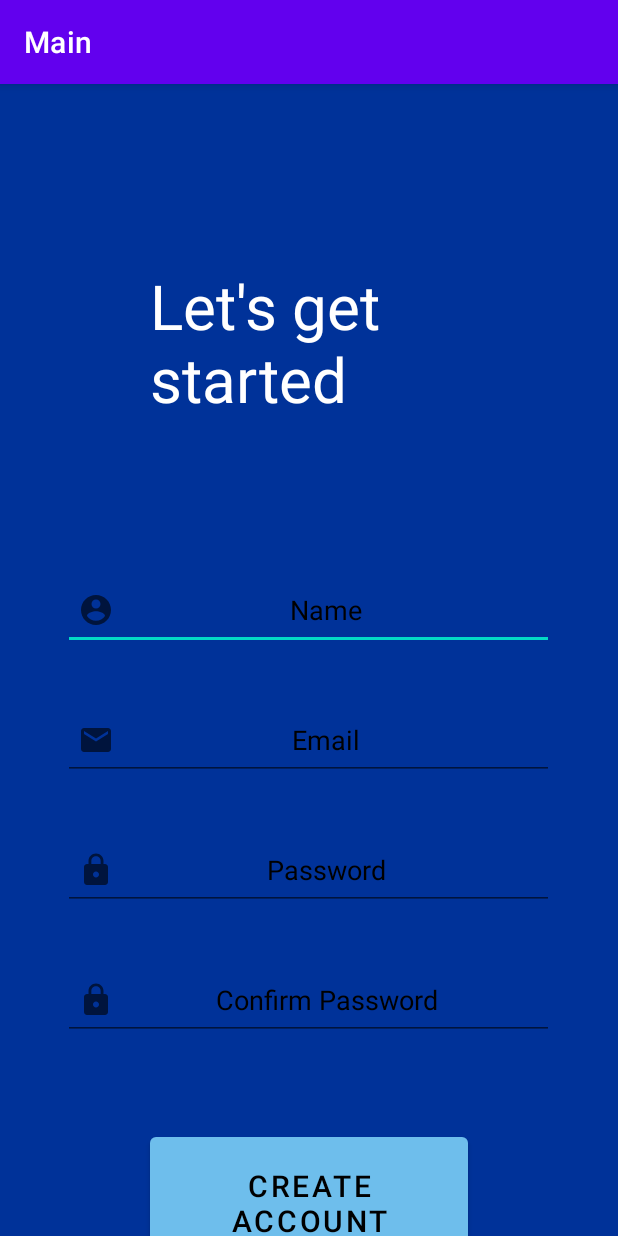
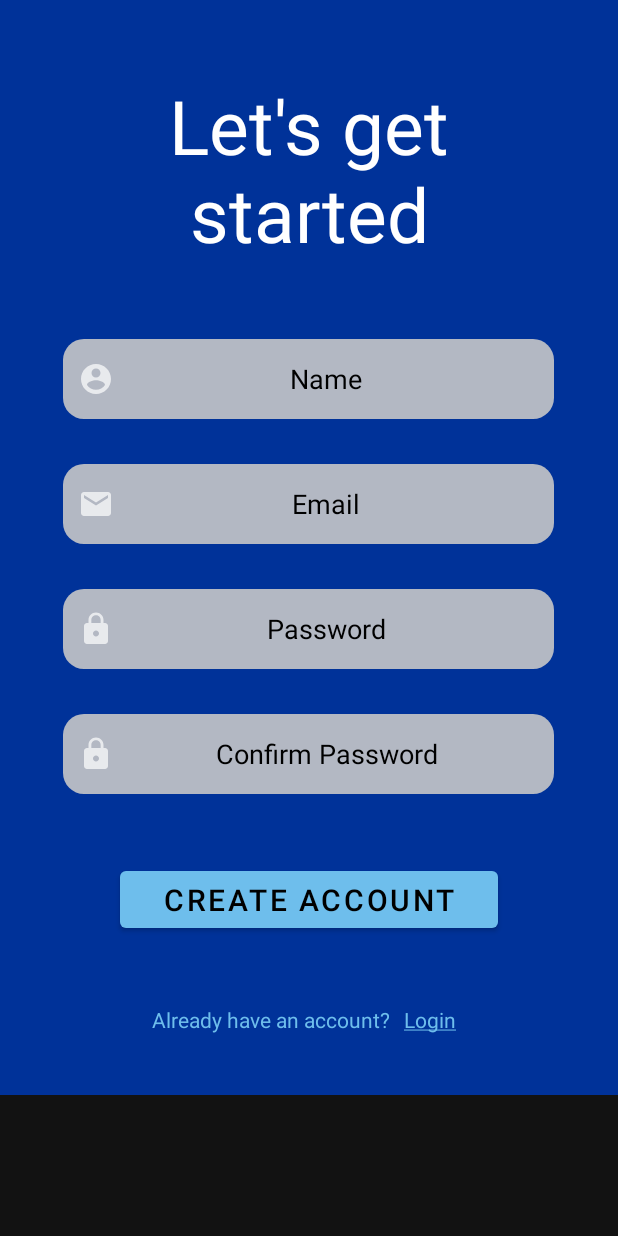
Before and after one commit to phupfoem/Kid-friendlyThingTranslator, an Android app: the SignupActivity screen opened directly, with no data from a screen before it, on a phone screen of 412 x 824 dp. Run offline under Robolectric (Android 15) with nearby library versions, the phone set to English and light mode, and no system bars.

Commit message:
Basic Login Signup Frontend

```diff
--- a/App/src/main/AndroidManifest.xml
+++ b/App/src/main/AndroidManifest.xml
@@ -1,7 +1,6 @@
 <?xml version="1.0" encoding="utf-8"?>
 <manifest xmlns:android="http://schemas.android.com/apk/res/android"
     package="com.example.main">
-
     <application
         android:allowBackup="true"
         android:icon="@mipmap/ic_launcher"
@@ -9,8 +8,14 @@
         android:roundIcon="@mipmap/ic_launcher_round"
         android:supportsRtl="true"
         android:theme="@style/Theme.Main">
-        <activity android:name=".SignupActivity"></activity>
-        <activity android:name=".LoginActivity" />
+        <activity
+            android:name=".SignupActivity"
+            android:label="@string/title_activity_sign_up"
+            android:theme="@style/Theme.MaterialComponents.NoActionBar" />
+        <activity
+            android:name=".LoginActivity"
+            android:label="@string/app_name"
+            android:theme="@style/Theme.MaterialComponents.NoActionBar"/>
         <activity
             android:name=".Camera"
             android:theme="@style/Theme.MaterialComponents.NoActionBar" />
@@ -19,7 +24,6 @@
             android:theme="@style/Theme.MaterialComponents.NoActionBar">
             <intent-filter>
                 <action android:name="android.intent.action.MAIN" />
-
                 <category android:name="android.intent.category.LAUNCHER" />
             </intent-filter>
         </activity>
--- a/App/src/main/java/com/example/main/LoginActivity.java
+++ b/App/src/main/java/com/example/main/LoginActivity.java
@@ -1,14 +1,55 @@
 package com.example.main;
 
+import android.content.Intent;
 import android.os.Bundle;
+import android.view.View;
+import android.widget.Button;
+import android.widget.EditText;
+import android.widget.Toast;
 
 import androidx.appcompat.app.AppCompatActivity;
 
 public class LoginActivity extends AppCompatActivity {
+    private EditText Name;
+    private EditText Password;
+    private Button Login, Signup;
 
     @Override
     protected void onCreate(Bundle savedInstanceState) {
         super.onCreate(savedInstanceState);
         setContentView(R.layout.activity_login);
+        //setText
+        Login =(Button) findViewById(R.id.login);
+        Login.setText("LOG IN");
+
+        Signup = (Button) findViewById(R.id.signup);
+        Signup.setText("SIGN UP");
+
+        Name = (EditText) findViewById(R.id.username);
+        Password = (EditText) findViewById(R.id.password);
+
+        Login.setOnClickListener(new View.OnClickListener() {
+            @Override
+            public void onClick(View v) {
+                //edit this
+                if(Name.getText().toString().equals("admin") && Password.getText().toString().equals("admin")){
+                    Intent intent = new Intent(LoginActivity.this, MainActivity.class);
+                    startActivity(intent);
+                } else{
+                    Toast.makeText(getApplicationContext(),"Invalid email or password", Toast.LENGTH_SHORT).show();
+                }
+            }
+
+        });
+        Signup.setOnClickListener(new View.OnClickListener() {
+            @Override
+            public void onClick(View v) {
+                Intent intent = new Intent(LoginActivity.this, SignupActivity.class);
+                startActivity(intent);
+            }
+        });
+
     }
+
+
 }
--- a/App/src/main/java/com/example/main/SignupActivity.java
+++ b/App/src/main/java/com/example/main/SignupActivity.java
@@ -1,14 +1,34 @@
 package com.example.main;
+
+import android.content.Intent;
+import android.os.Bundle;
+import android.view.View;
+import android.widget.Button;
+import android.widget.EditText;
+import android.widget.TextView;
 
 import androidx.appcompat.app.AppCompatActivity;
 
-import android.os.Bundle;
-
 public class SignupActivity extends AppCompatActivity {
 
+    EditText Name, Email, Password, Confirm;
+    Button btnSignUp;
+    TextView textViewLogin;
     @Override
     protected void onCreate(Bundle savedInstanceState) {
         super.onCreate(savedInstanceState);
         setContentView(R.layout.activity_signup);
+
+
+        //Go back to Log in Page
+        textViewLogin = (TextView)findViewById(R.id.login);
+        textViewLogin.setOnClickListener(new View.OnClickListener() {
+            @Override
+            public void onClick(View v) {
+                Intent intent = new Intent(SignupActivity.this, LoginActivity.class);
+                startActivity(intent);
+            }
+        });
+
     }
 }
--- a/App/src/main/res/drawable/edittext.xml
+++ b/App/src/main/res/drawable/edittext.xml
@@ -1,4 +1,6 @@
 <?xml version="1.0" encoding="utf-8"?>
-<selector xmlns:android="http://schemas.android.com/apk/res/android">
-
-</selector>
+<shape android:shape="rectangle" xmlns:android="http://schemas.android.com/apk/res/android">
+    <corners android:radius="14dp"/>
+    <solid android:color="@color/edittext"/>
+    <size android:height="50dp"/>
+</shape>
--- a/App/src/main/res/layout/activity_signup.xml
+++ b/App/src/main/res/layout/activity_signup.xml
@@ -5,40 +5,44 @@
     android:layout_width="match_parent"
     android:layout_height="match_parent"
     tools:context=".SignupActivity">
+
     <LinearLayout
+        android:id="@+id/linearLayout"
         android:layout_width="match_parent"
-        android:layout_height="match_parent"
+        android:layout_height="650dp"
         android:background="@color/main_theme"
         android:orientation="vertical"
-        app:layout_constraintBottom_toBottomOf="parent"
-        app:layout_constraintEnd_toEndOf="parent"
+        android:layout_marginTop="0dp"
         app:layout_constraintHorizontal_bias="0.0"
-        app:layout_constraintStart_toStartOf="parent"
-        app:layout_constraintTop_toTopOf="parent">>
+        app:layout_constraintTop_toTopOf="parent">
+
         <TextView
             android:id="@+id/txtTitle2"
             android:layout_width="match_parent"
             android:layout_height="wrap_content"
-            android:layout_marginLeft="150px"
-            android:layout_marginTop="180px"
-            android:layout_marginRight="150px"
-            android:layout_marginBottom="150px"
+            android:layout_marginLeft="80dp"
+            android:layout_marginTop="50dp"
+            android:layout_marginRight="80dp"
+            android:layout_marginBottom="50dp"
+            android:gravity="center"
             android:text="Let's get started"
             android:textColor="@color/white"
-            android:textSize="41sp" />
+            android:textSize="50sp" />
+
         <EditText
             android:id="@+id/textNameSignUp"
             android:layout_width="327dp"
             android:layout_height="53dp"
             android:layout_gravity="center"
-            android:layout_marginLeft="150px"
-            android:layout_marginRight="150px"
-            android:layout_marginBottom="50px"
+            android:layout_marginLeft="50dp"
+            android:layout_marginRight="50dp"
+            android:layout_marginBottom="30dp"
+            android:background="@drawable/edittext"
             android:drawableLeft="@drawable/ic_baseline_account_circle_24"
             android:gravity="center"
             android:hint="Name"
+            android:inputType="textPersonName"
             android:padding="10dp"
-            android:inputType="textPersonName"
             android:textColor="@color/black"
             android:textColorHint="@color/black">
 
@@ -49,14 +53,15 @@
             android:layout_width="327dp"
             android:layout_height="53dp"
             android:layout_gravity="center"
-            android:layout_marginLeft="150px"
-            android:layout_marginRight="150px"
-            android:layout_marginBottom="50px"
+            android:layout_marginLeft="50dp"
+            android:layout_marginRight="50dp"
+            android:layout_marginBottom="30dp"
+            android:background="@drawable/edittext"
             android:drawableLeft="@drawable/ic_baseline_email_24"
             android:gravity="center"
             android:hint="Email"
+            android:inputType="textEmailAddress"
             android:padding="10dp"
-            android:inputType="textEmailAddress"
             android:textColor="@color/black"
             android:textColorHint="@color/black">
 
@@ -67,17 +72,18 @@
             android:layout_width="327dp"
             android:layout_height="53dp"
             android:layout_gravity="center"
-            android:layout_marginLeft="150px"
-            android:layout_marginRight="150px"
-            android:layout_marginBottom="50px"
+            android:layout_marginLeft="50dp"
+            android:layout_marginRight="50dp"
+            android:layout_marginBottom="30dp"
+            android:background="@drawable/edittext"
             android:drawableLeft="@drawable/ic_baseline_lock_24"
+            android:ems="10"
             android:gravity="center"
             android:hint="Password"
+            android:inputType="textPassword"
             android:padding="10dp"
             android:textColor="@color/black"
-            android:textColorHint="@color/black"
-            android:ems="10"
-            android:inputType="textPassword">
+            android:textColorHint="@color/black">
 
         </EditText>
 
@@ -86,32 +92,69 @@
             android:layout_width="327dp"
             android:layout_height="53dp"
             android:layout_gravity="center"
-            android:layout_marginLeft="150px"
-            android:layout_marginRight="150px"
-            android:layout_marginBottom="50px"
+            android:layout_marginLeft="50dp"
+            android:layout_marginRight="50dp"
+            android:layout_marginBottom="30dp"
+            android:background="@drawable/edittext"
             android:drawableLeft="@drawable/ic_baseline_lock_24"
+            android:ems="10"
             android:gravity="center"
             android:hint="Confirm Password"
+            android:inputType="textPassword"
             android:padding="10dp"
             android:textColor="@color/black"
-            android:textColorHint="@color/black"
-            android:ems="10"
-            android:inputType="textPassword">
+            android:textColorHint="@color/black">
 
         </EditText>
 
         <Button
             android:id="@+id/btnSignUp"
             android:layout_width="match_parent"
-            android:layout_height="150px"
-            android:layout_marginLeft="150px"
-            android:layout_marginTop="25dp"
-            android:layout_marginRight="150px"
-            android:layout_marginBottom="25px"
+            android:layout_height="50dp"
+            android:layout_marginLeft="80dp"
+            android:layout_marginTop="15dp"
+            android:layout_marginRight="80dp"
+            android:layout_marginBottom="25dp"
             android:text="CREATE ACCOUNT"
             android:textColor="@color/black"
-            android:textSize="20dp"
-            app:backgroundTint="@color/dim_blue"></Button>
+            android:textSize="20sp"
+            app:backgroundTint="@color/dim_blue">
 
+        </Button>
     </LinearLayout>
+
+    <LinearLayout
+        android:layout_width="match_parent"
+        android:layout_height="80dp"
+        android:background="@color/main_theme"
+        android:orientation="horizontal"
+        android:padding="10dp"
+        app:layout_constraintBottom_toBottomOf="parent"
+        app:layout_constraintTop_toBottomOf="@+id/linearLayout"
+        app:layout_constraintVertical_bias="0.0"
+        tools:layout_editor_absoluteX="-74dp">
+
+        <TextView
+            android:padding="10dp"
+            android:id="@+id/logInText"
+            android:layout_width="259dp"
+            android:layout_height="wrap_content"
+            android:gravity="right"
+            android:text="@string/loginHere"
+            android:textColor="@color/dim_blue">
+
+        </TextView>
+
+        <TextView
+            android:id="@+id/login"
+            android:layout_width="wrap_content"
+            android:layout_height="wrap_content"
+            android:gravity="center"
+            android:text="@string/login"
+            android:textColor="@color/dim_blue">
+
+        </TextView>
+    </LinearLayout>
+
+
 </androidx.constraintlayout.widget.ConstraintLayout>
--- a/App/src/main/res/values/colors.xml
+++ b/App/src/main/res/values/colors.xml
@@ -10,4 +10,5 @@
     <color name="dim_blue">#6EBEEC</color>
     <color name="dark_blue">#18334B</color>
     <color name="main_theme">#003299</color>
+    <color name="edittext">#B3B8C3</color>
 </resources>
--- a/App/src/main/res/values/strings.xml
+++ b/App/src/main/res/values/strings.xml
@@ -1,3 +1,7 @@
 <resources>
-    <string name="app_name">Main</string>
+    <string name="app_name">WhatIsThat</string>
+    <string name="loginHere">Already have an account?</string>
+    <string name="login"><u>Login</u></string>
+    <string name="title_activity_sign_up">SignUpActivity</string>
+
 </resources>
```
